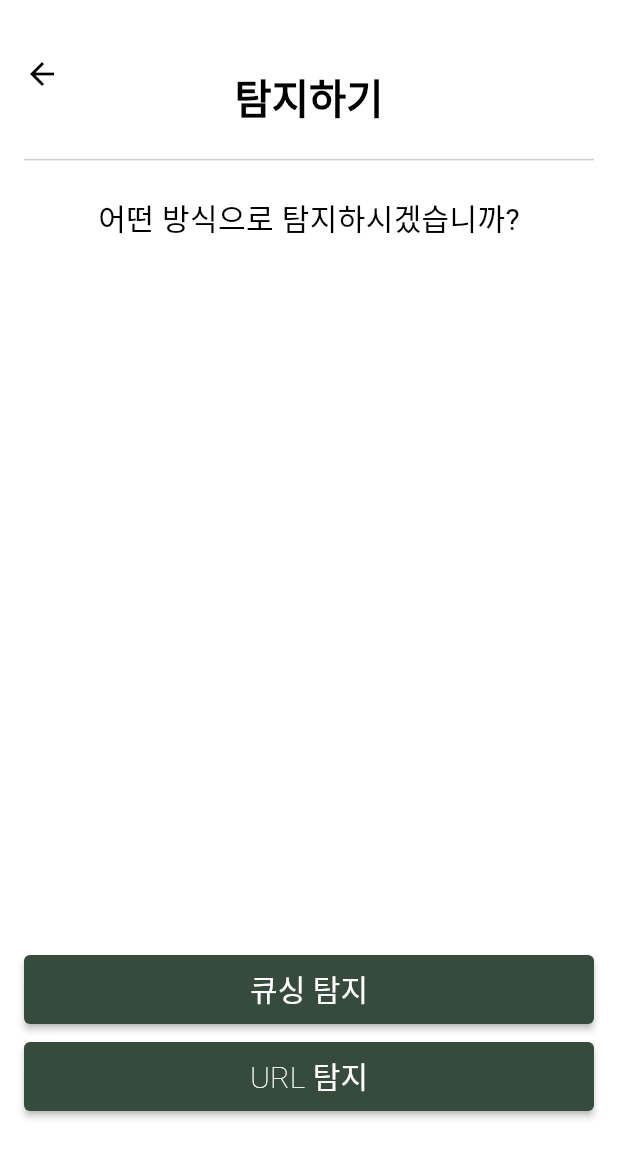
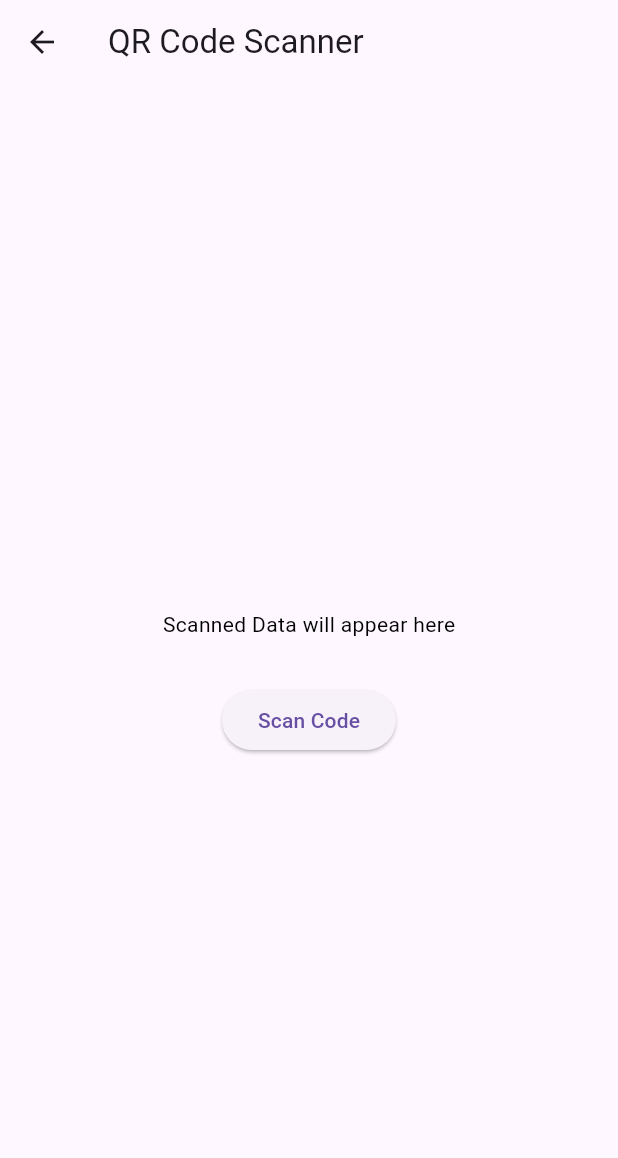
Before and after one commit to Q-Block/Q-Block-FE, a Flutter app: the screen it shows after launch, item 2 of the bottom bar chosen, after a tap on "큐싱 탐지", on a phone screen of 412 x 824 dp. Shown: the top 1158 px of the screen. Run offline on Flutter 3.47's test engine with Material 3 defaults, Android fonts, the phone set to English and light mode, and no system bars; our stand-ins replace image_picker; missing offline and left inert: flutter_barcode_scanner, flutter_naver_map.

Commit message:
Feat : 오늘의 접속기록 조회 UI 구현, 디자인 일부 수정

```diff
--- a/lib/features/detect/presentation/detection_initial _screen.dart
+++ b/lib/features/detect/presentation/detection_initial _screen.dart
@@ -1,4 +1,7 @@
 import 'package:flutter/material.dart';
+import 'package:flutter/material.dart';
+import 'package:flutter_barcode_scanner/flutter_barcode_scanner.dart';
+import 'package:qblock_fe/features/detect/presentation/qr_detection_screen.dart';
 import 'package:qblock_fe/features/detect/presentation/url_detection_screen.dart';
 import '../../../widgets/navigationbar.dart'; // CustomAppBar의 경로를 확인하고 수정
 import '../../../widgets/textbutton.dart';
@@ -33,7 +36,7 @@ class DetectInitialScreen extends StatelessWidget {
               child: Text(
                 '어떤 방식으로 탐지하시겠습니까?',
                 style: TextStyle(
-                  fontSize: 20,
+                  fontSize: 18,
                   color: Colors.black,
                 ),
               ),
@@ -49,15 +52,18 @@ class DetectInitialScreen extends StatelessWidget {
                 CustomTextButton(
                   label: '큐싱 탐지',
                   onPressed: () {
-                    // 큐싱 탐지 버튼 클릭 시 동작을 추가
+                    Navigator.of(context).push(
+                      MaterialPageRoute(
+                        builder: (context) => QrDetectionScreen(), // QR 코드 스캔 화면으로 이동
+                      ),
+                    );
                   },
                   backgroundColor: Color(0xFF364B3B),
                   pressedBackgroundColor: Colors.white,
                   textColor: Colors.white,
                   pressedTextColor: Colors.black,
-                  fontSize: 20,
                 ),
-                SizedBox(height: 10), // 버튼 간의 간격
+                SizedBox(height: 3), // 버튼 간의 간격
                 CustomTextButton(
                   label: 'URL 탐지',
                   onPressed: () {
@@ -71,7 +77,6 @@ class DetectInitialScreen extends StatelessWidget {
                   pressedBackgroundColor: Colors.white,
                   textColor: Colors.white,
                   pressedTextColor: Colors.black,
-                  fontSize: 20,
                 ),
               ],
             ),
--- /dev/null
+++ b/lib/features/detect/presentation/qr_detection_screen.dart
@@ -0,0 +1,46 @@
+import 'package:flutter/material.dart';
+import 'package:flutter/services.dart';
+import 'package:flutter_barcode_scanner/flutter_barcode_scanner.dart';
+
+class QrDetectionScreen extends StatefulWidget {
+  const QrDetectionScreen({super.key});
+
+  @override
+  State<QrDetectionScreen> createState() => _ScanQRCodeState();
+}
+
+class _ScanQRCodeState extends State<QrDetectionScreen> {
+  String qrResult = 'Scanned Data will appear here';
+
+  Future<void> scanQR() async {
+    try {
+      final qrCode = await FlutterBarcodeScanner.scanBarcode('#ff6666', 'Cancel', true, ScanMode.QR);
+      if (!mounted) return;
+      setState(() {
+        this.qrResult = qrCode.toString();
+      });
+    } on PlatformException {
+      qrResult = 'Fail to read QR Code';
+    }
+  }
+
+  @override
+  Widget build(BuildContext context) {
+    return Scaffold(
+      appBar: AppBar(
+        title: Text('QR Code Scanner'),
+      ),
+      body: Center(
+        child: Column(
+          mainAxisAlignment: MainAxisAlignment.center,
+          children: [
+            SizedBox(height: 30),
+            Text('$qrResult', style: TextStyle(color: Colors.black)),
+            SizedBox(height: 30),
+            ElevatedButton(onPressed: scanQR, child: Text('Scan Code'))
+          ],
+        ),
+      ),
+    );
+  }
+}
--- a/lib/features/home/presentation/home_screen.dart
+++ b/lib/features/home/presentation/home_screen.dart
@@ -40,8 +40,8 @@ class _HomeScreenState extends State<HomeScreen> {
           child: Text(
             '큐블럭님 안녕하세요!', // 나중에 API 호출로 변경될 예정
             style: TextStyle(
-              fontSize: 27,
-              fontWeight: FontWeight.bold,
+              fontSize: 23,
+              fontWeight: FontWeight.w500,
               color: Colors.black,
             ),
           ),
@@ -96,7 +96,7 @@ class _HomeScreenState extends State<HomeScreen> {
                       child: Text(
                         '큐싱 다발 지역 Top 3 🔥',
                         style: TextStyle(
-                          fontSize: 20,
+                          fontSize: 18,
                           fontWeight: FontWeight.bold,
                           color: Colors.black,
                         ),
@@ -170,7 +170,7 @@ class _HomeScreenState extends State<HomeScreen> {
                   child: Text(
                     number,
                     style: TextStyle(
-                      fontSize: 20, // 숫자 크기 조절
+                      fontSize: 18, // 숫자 크기 조절
                       color: iconColor,
                       fontWeight: FontWeight.bold, // 숫자를 굵게
                     ),
@@ -186,7 +186,7 @@ class _HomeScreenState extends State<HomeScreen> {
                     Text(
                       address,
                       style: TextStyle(
-                        fontSize: 16,
+                        fontSize: 15,
                         color: Colors.black,
                         fontWeight: FontWeight.bold,
                       ),
@@ -194,7 +194,7 @@ class _HomeScreenState extends State<HomeScreen> {
                     Text(
                       name,
                       style: TextStyle(
-                        fontSize: 14,
+                        fontSize: 13,
                         color: Colors.black,
                       ),
                     ),
--- a/lib/features/report/presentation/guide_screen.dart
+++ b/lib/features/report/presentation/guide_screen.dart
@@ -53,7 +53,6 @@ class GuideScreen extends StatelessWidget {
                   pressedBackgroundColor: Colors.white,
                   textColor: Colors.white,
                   pressedTextColor: Colors.black,
-                  fontSize: 20,
                 ),
               ],
             ),
--- a/lib/features/report/presentation/guide_screen3.dart
+++ b/lib/features/report/presentation/guide_screen3.dart
@@ -33,7 +33,7 @@ class GuideScreen3 extends StatelessWidget {
               crossAxisAlignment: CrossAxisAlignment.stretch,
               children: [
 
-                SizedBox(height: 10),
+                SizedBox(height: 3),
                 CustomTextButton(
                   label: '다음',
                   onPressed: () {
@@ -47,9 +47,8 @@ class GuideScreen3 extends StatelessWidget {
                   pressedBackgroundColor: Colors.white,
                   textColor: Colors.white,
                   pressedTextColor: Colors.black,
-                  fontSize: 20,
                 ),
-                SizedBox(height: 10),
+                SizedBox(height: 3),
                 CustomTextButton(
                   label: '이전',
                   onPressed: () {
@@ -59,7 +58,6 @@ class GuideScreen3 extends StatelessWidget {
                   pressedBackgroundColor: Colors.white,
                   textColor: Colors.black,
                   pressedTextColor: Colors.black,
-                  fontSize: 20,
                 ),
               ],
             ),
--- a/lib/features/report/presentation/guide_screen4.dart
+++ b/lib/features/report/presentation/guide_screen4.dart
@@ -34,7 +34,7 @@ class GuideScreen4 extends StatelessWidget {
               crossAxisAlignment: CrossAxisAlignment.stretch,
               children: [
 
-                SizedBox(height: 10),
+                SizedBox(height: 3),
                 CustomTextButton(
                   label: '다음',
                   onPressed: () {
@@ -48,9 +48,8 @@ class GuideScreen4 extends StatelessWidget {
                   pressedBackgroundColor: Colors.white,
                   textColor: Colors.white,
                   pressedTextColor: Colors.black,
-                  fontSize: 20,
                 ),
-                SizedBox(height: 10),
+                SizedBox(height: 3),
                 CustomTextButton(
                   label: '이전',
                   onPressed: () {
@@ -60,7 +59,6 @@ class GuideScreen4 extends StatelessWidget {
                   pressedBackgroundColor: Colors.white,
                   textColor: Colors.black,
                   pressedTextColor: Colors.black,
-                  fontSize: 20,
                 ),
               ],
             ),
--- a/lib/widgets/navigationbar.dart
+++ b/lib/widgets/navigationbar.dart
@@ -28,7 +28,7 @@ class CustomAppBar extends StatelessWidget implements PreferredSizeWidget {
         child: Text(
           title,
           style: TextStyle(
-            fontSize: 27,
+            fontSize: 23,
             fontWeight: FontWeight.bold,
             color: Colors.black,
           ),
--- a/lib/widgets/toolbar.dart
+++ b/lib/widgets/toolbar.dart
@@ -3,6 +3,7 @@ import 'package:qblock_fe/features/report/presentation/guide_screen.dart';
 import 'package:qblock_fe/features/user/presentation/mypage_main_screen.dart';
 import '../features/detect/presentation/detection_initial _screen.dart';
 import '../features/home/presentation/home_screen.dart';
+import '../features/record/presentation/record_screeen.dart';
 
 const Color activeColor = Color(0xFF54715B);
 const Color bottomAppBarColor = Colors.white; // 흰색 배경
@@ -53,7 +54,13 @@ class CustomBottomBar extends StatelessWidget {
       onTap: () {
         onItemTapped(index); // 선택된 아이템에 대한 처리
 
-        if (index == 1) { // 홈 아이콘의 인덱스가 1일 때
+        if (index == 0) {
+          Navigator.pushReplacement(
+            context,
+            MaterialPageRoute(builder: (context) => RecordScreen()), // DetectInitialScreen으로 이동
+          );
+        }
+        else if (index == 1) { // 홈 아이콘의 인덱스가 1일 때
           Navigator.pushReplacement(
             context,
             MaterialPageRoute(builder: (context) => DetectInitialScreen()), // DetectInitialScreen으로 이동
--- a/pubspec.yaml
+++ b/pubspec.yaml
@@ -34,6 +34,9 @@ dependencies:
   flutter_naver_map: ^1.2.3+1
   geolocator: ^9.0.1
   url_launcher: ^6.3.0
+  qr_flutter: ^4.0.0
+  flutter_barcode_scanner: ^2.0.0
+  qr: ^2.0.0
 
 
   # The following adds the Cupertino Icons font to your application.
@@ -72,6 +75,8 @@ flutter:
     - assets/images/logo_splashscreen.png
     - assets/images/logo_removebg.png
     - assets/images/logo_plain.png
+    - assets/images/record_qr.png
+    - assets/images/record_url.png
 
   # An image asset can refer to one or more resolution-specific "variants", see
   # https://flutter.dev/assets-and-images/#resolution-aware
```
Also changed, not shown: lib/features/record/presentation/record_screeen.dart (added, +120 -0 lines), lib/features/report/presentation/guide_screen2.dart (+4 -7 lines), lib/features/report/presentation/guide_screen5.dart (+3 -6 lines), lib/features/user/presentation/mypage_main_screen.dart (+6 -1 lines), lib/widgets/common_content.dart (+5 -5 lines), assets/images/record_qr.png (added), assets/images/record_url.png (added), pubspec.lock, 1 other file.
